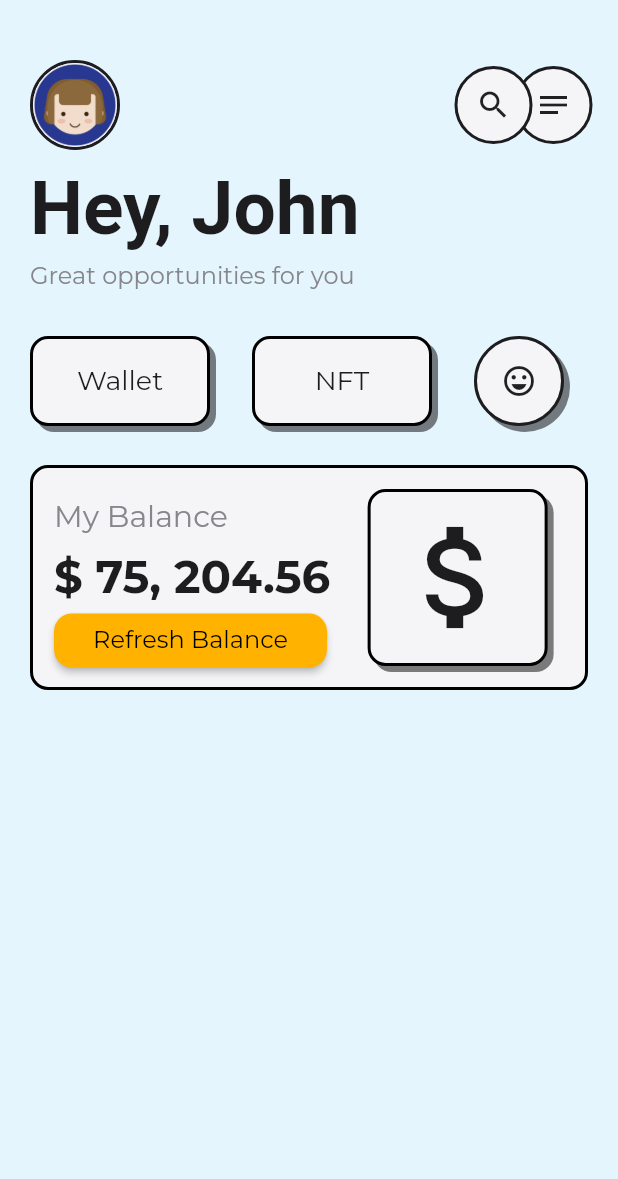
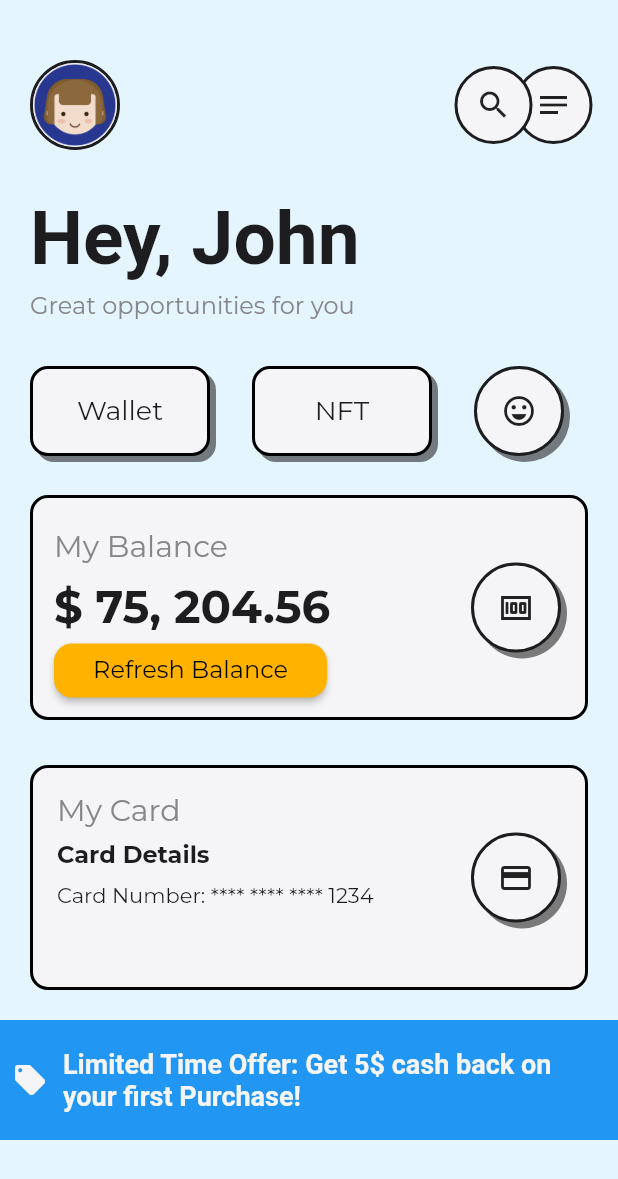
Before and after one commit to gauransh18/cryptoApp_ui, a Flutter app: the ScreenOne screen opened by its route, on a phone screen of 412 x 824 dp. Shown: the top 1179 px of the screen. Run offline on Flutter 3.47's test engine with Material 2 defaults, Android fonts, the light colour scheme and no system bars; our stand-ins replace animated_text_kit, google_fonts.

Commit message:
creditCard and Offer

```diff
--- a/lib/homepage.dart
+++ b/lib/homepage.dart
@@ -29,7 +29,7 @@ class _HomePageState extends State<HomePage> {
                 child: Padding(
                   padding: const EdgeInsets.only(top: 50.0),
                   child: Container(
-                    child: Text('THE BEST\nPLATFORM\nCRYPTO',
+                    child: Text('THE BEST\nPLATFORM\nFOR\nCRYPTO',
                         textAlign: TextAlign.center,
                         style:
                         //  TextStyle(
@@ -72,6 +72,7 @@ class _HomePageState extends State<HomePage> {
                   child: SizedBox(
                     height: 100,
                     child: AnimatedTextKit(
+                      totalRepeatCount: 1,
                       animatedTexts: [
                         TyperAnimatedText(
                             'Our crptocurrency selling service allows you to easily and securely buy and sell a variety of digital currencies. Anytime and anywhere',
--- a/lib/screenOne.dart
+++ b/lib/screenOne.dart
@@ -97,7 +97,7 @@ class _ScreenOneState extends State<ScreenOne> {
                 ]),
               ],
             ),
-
+            SizedBox(height: 20),
             Padding(
               padding: const EdgeInsets.fromLTRB(20.0, 10, 0, 0),
               child: Container(
@@ -322,42 +322,147 @@ class _ScreenOneState extends State<ScreenOne> {
                         ),
                       ],
                     ),
+                    Spacer(),
                     Padding(
-                      padding: EdgeInsets.fromLTRB(25, 14, 0, 14),
+                      padding: EdgeInsets.all(16),
                       child: Container(
-                        width: 120,
+                        width: 60,
+                        height: 60,
+                        decoration: BoxDecoration(
+                          color: bg_white,
+                          shape: BoxShape.circle,
+                          border: Border.all(color: txt_black, width: 2.0),
+                          boxShadow: [
+                            BoxShadow(
+                              color: Colors.black.withOpacity(0.5),
+                              offset: Offset(4, 4),
+                            ),
+                          ],
+                        ),
+                        child: IconButton(
+                          icon: Icon(Icons.money),
+                          onPressed: () {
+                            // Perform card action
+                          },
+                        ),
+                      ),
+                    ),
+                  ],
+                ),
+              ),
+            ),
+
+            Padding(
+              padding: EdgeInsets.fromLTRB(20, 30, 20, 0),
+              child: Container(
                 height: 150,
-                        child: GestureDetector(
-                          onTap: () {},
-                          child: Container(
-                            // width: 250,
-                            //   height: 100,
+                width: 400,
                 decoration: BoxDecoration(
+                  color: bg_white,
+                  shape: BoxShape.rectangle,
                   border: Border.all(
                     color: Colors.black,
                     width: 2,
                   ),
                   borderRadius: BorderRadius.circular(12.0),
+                ),
+                child: Row(
+                  children: [
+                    Padding(
+                      padding: EdgeInsets.all(16),
+                      child: Column(
+                        crossAxisAlignment: CrossAxisAlignment.start,
+                        children: [
+                          Text(
+                            'My Card',
+                            style: GoogleFonts.montserrat(
+                              fontSize: 20,
+                              fontWeight: FontWeight.normal,
+                              color: txt_grey,
+                            ),
+                          ),
+                          SizedBox(height: 8),
+                          Text(
+                            'Card Details',
+                            style: GoogleFonts.montserrat(
+                              fontSize: 16,
+                              fontWeight: FontWeight.bold,
+                              color: txt_black,
+                            ),
+                          ),
+                          SizedBox(height: 8),
+                          Text(
+                            'Card Number: **** **** **** 1234',
+                            style: GoogleFonts.montserrat(
+                              fontSize: 14,
+                              fontWeight: FontWeight.normal,
+                              color: txt_black,
+                            ),
+                          ),
+                        ],
+                      ),
+                    ),
+                    Spacer(),
+                    Padding(
+                      padding: EdgeInsets.all(16),
+                      child: Container(
+                        width: 60,
+                        height: 60,
+                        decoration: BoxDecoration(
+                          color: bg_white,
+                          shape: BoxShape.circle,
+                          border: Border.all(color: txt_black, width: 2.0),
                           boxShadow: [
                             BoxShadow(
                               color: Colors.black.withOpacity(0.5),
                               offset: Offset(4, 4),
-                                  //   blurRadius: 4,
                             ),
                           ],
-                              color: bg_white,
                         ),
-                            child: Center(
-                              child: Padding(
-                                padding: const EdgeInsets.all(0),
-                                child: Icon(
-                                 //Icons.monetization_on_outlined,
-                                 Icons.attach_money,
-                                  size: 90,
-                                  color: txt_black,
+                        child: IconButton(
+                          icon: Icon(Icons.credit_card),
+                          onPressed: () {
+                            // Perform card action
+                          },
                         ),
                       ),
                     ),
+                  ],
+                ),
+              ),
+            ),
+
+            SizedBox(height: 20),
+
+            Positioned(
+              bottom: 0,
+              left: 0,
+              right: 0,
+              child: Container(
+                height: 80,
+                width: double.infinity,
+                color: Colors.blue,
+                child: Padding(
+                  padding: const EdgeInsets.all(8.0),
+                  child: Row(
+                    mainAxisAlignment: MainAxisAlignment.center,
+                    children: [
+                      Icon(
+                        Icons.local_offer,
+                        color: bg_white,
+                      ),
+                      SizedBox(width: 10),
+                      Expanded(
+                        child: Text(
+                          'Limited Time Offer: Get 5\$ cash back on your first Purchase!',
+                          style: GoogleFonts.varelaRound(
+                            fontSize: 18,
+                            fontWeight: FontWeight.bold,
+                            color: bg_white,
+                          ),
+                        ),
+                      ),
+                    ],
                   ),
                 ),
               ),
@@ -365,11 +470,6 @@ class _ScreenOneState extends State<ScreenOne> {
           ],
         ),
       ),
-            ),
-            // Spacer(),
-          ],
-        ),
-      ),
     );
   }
 }
```
Lines whose indentation alone changed are shown as unchanged.
